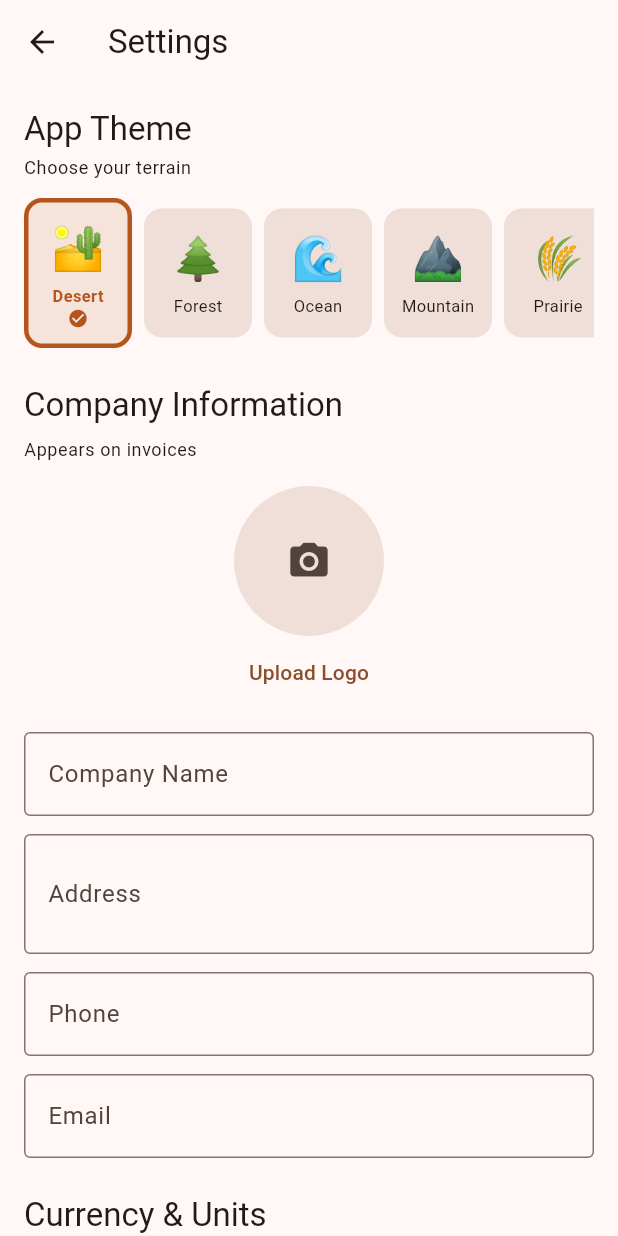
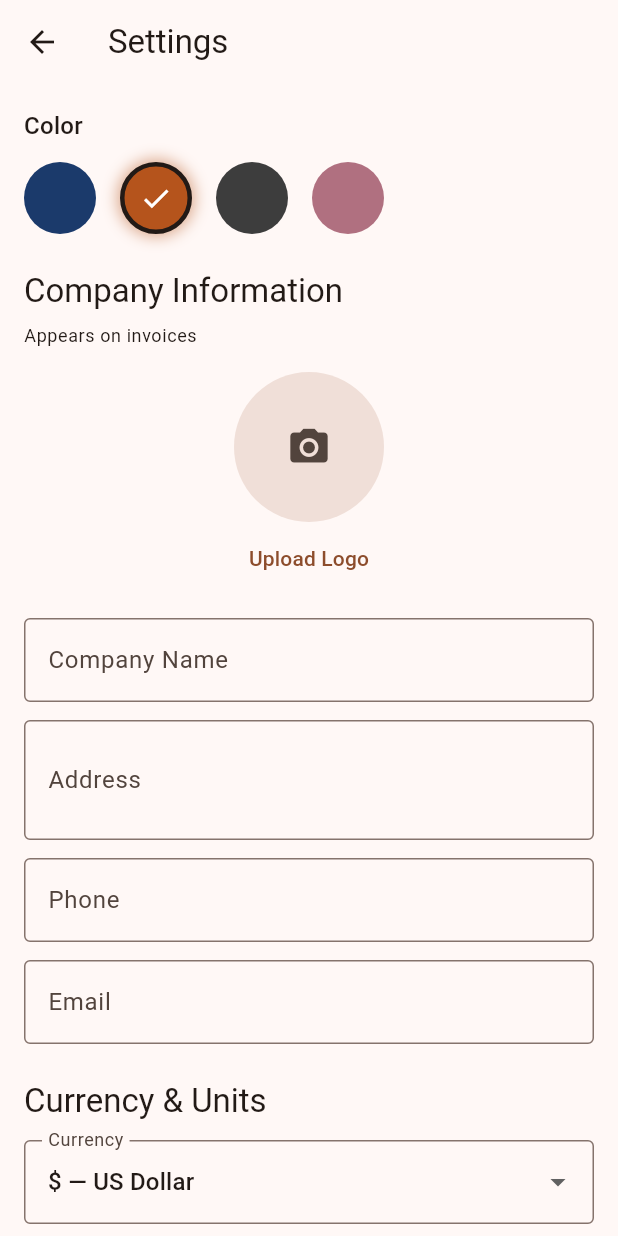
Before and after one commit to seitzelectric/farrierlog, a Flutter app: the SettingsScreen screen opened directly, on a phone screen of 412 x 824 dp. Run offline on Flutter 3.47's test engine with Material 3 defaults, Android fonts, the phone set to English and light mode, and no system bars; our stand-ins replace file_picker, image_picker, pdf, printing, share_plus, sqflite and 1 more; missing offline and left inert: add_2_calendar; accounts and stored records are empty.

Commit message:
Feature: terrain color schemes, miles driven card, earned/projected revenue dashboard

```diff
--- a/lib/screens/screens.dart
+++ b/lib/screens/screens.dart
@@ -397,11 +397,6 @@ class _ClientDetailScreenState extends State<ClientDetailScreen> {
                 ],
               ),
             ),
-      floatingActionButton: FloatingActionButton.extended(
-        onPressed: _addVisit,
-        icon: const Icon(Icons.add),
-        label: const Text('New Visit'),
-      ),
     );
   }
 }
--- a/lib/screens/settings_screen.dart
+++ b/lib/screens/settings_screen.dart
@@ -240,61 +240,44 @@ class _SettingsScreenState extends State<SettingsScreen> {
       body: ListView(
         padding: const EdgeInsets.all(16),
         children: [
-          Text('App Theme', style: Theme.of(context).textTheme.titleLarge),
-          const SizedBox(height: 4),
-          Text('Choose your terrain',
-              style: Theme.of(context).textTheme.bodySmall),
+          Text('Color', style: Theme.of(context).textTheme.titleMedium),
           const SizedBox(height: 12),
-          SingleChildScrollView(
-            scrollDirection: Axis.horizontal,
-            child: Row(
-              children: terrainThemes.map((terrain) {
-                final isSelected = _terrainThemeId == terrain.id;
+          Row(
+            mainAxisAlignment: MainAxisAlignment.start,
+            children: terrainThemes.map((theme) {
+              final isSelected = _terrainThemeId == theme.id;
               return GestureDetector(
-                  onTap: () => setState(() => _terrainThemeId = terrain.id),
+                onTap: () => setState(() => _terrainThemeId = theme.id),
                 child: Container(
-                    width: 72,
-                    margin: const EdgeInsets.only(right: 8),
+                  width: 48,
+                  height: 48,
+                  margin: const EdgeInsets.only(right: 16),
                   decoration: BoxDecoration(
-                      borderRadius: BorderRadius.circular(12),
+                    color: theme.seed,
+                    shape: BoxShape.circle,
                     border: Border.all(
                       color: isSelected
-                            ? terrain.seed
+                          ? Theme.of(context).colorScheme.onSurface
                           : Colors.transparent,
                       width: 3,
                     ),
-                      color: isSelected
-                          ? terrain.seed.withAlpha(31)
-                          : Theme.of(context)
-                              .colorScheme
-                              .surfaceContainerHighest,
+                    boxShadow: isSelected
+                        ? [
+                            BoxShadow(
+                              color: theme.seed.withAlpha(120),
+                              blurRadius: 8,
+                              spreadRadius: 2,
+                            )
+                          ]
+                        : null,
                   ),
-                    padding: const EdgeInsets.symmetric(vertical: 10),
-                    child: Column(
-                      mainAxisSize: MainAxisSize.min,
-                      children: [
-                        Text(terrain.emoji,
-                            style: const TextStyle(fontSize: 28)),
-                        const SizedBox(height: 4),
-                        Text(
-                          terrain.name,
-                          style: TextStyle(
-                            fontSize: 11,
-                            fontWeight: isSelected
-                                ? FontWeight.bold
-                                : FontWeight.normal,
-                            color: isSelected ? terrain.seed : null,
-                          ),
-                        ),
-                        if (isSelected)
-                          Icon(Icons.check_circle,
-                              color: terrain.seed, size: 14),
-                      ],
-                    ),
+                  child: isSelected
+                      ? const Icon(Icons.check,
+                          color: Colors.white, size: 22)
+                      : null,
                 ),
               );
             }).toList(),
-            ),
           ),
           const SizedBox(height: 24),
           Text('Company Information',
--- a/lib/services/database_service.dart
+++ b/lib/services/database_service.dart
@@ -870,7 +870,7 @@ class DatabaseService {
 
   static const String _terrainThemeKey = 'terrain_theme';
   static Future<String> getTerrainThemeId() async =>
-      await getSetting(_terrainThemeKey, defaultValue: 'desert');
+      await getSetting(_terrainThemeKey, defaultValue: 'terracotta_sage');
   static Future<void> setTerrainThemeId(String id) async =>
       await setSetting(_terrainThemeKey, id);
 
--- a/lib/utils/utils.dart
+++ b/lib/utils/utils.dart
@@ -5,54 +5,42 @@ import 'package:url_launcher/url_launcher.dart';
 class TerrainTheme {
   final String id;
   final String name;
-  final String emoji;
   final Color seed;
 
   const TerrainTheme({
     required this.id,
     required this.name,
-    required this.emoji,
     required this.seed,
   });
 }
 
 const List<TerrainTheme> terrainThemes = [
   TerrainTheme(
-    id: 'desert',
-    name: 'Desert',
-    emoji: '🏜️',
+    id: 'navy_cream',
+    name: 'Navy & Cream',
+    seed: Color(0xFF1B3A6B),
+  ),
+  TerrainTheme(
+    id: 'terracotta_sage',
+    name: 'Terracotta & Sage',
     seed: Color(0xFFB5541C),
   ),
   TerrainTheme(
-    id: 'forest',
-    name: 'Forest',
-    emoji: '🌲',
-    seed: Color(0xFF2D6A4F),
+    id: 'charcoal_yellow',
+    name: 'Charcoal & Yellow',
+    seed: Color(0xFF3D3D3D),
   ),
   TerrainTheme(
-    id: 'ocean',
-    name: 'Ocean',
-    emoji: '🌊',
-    seed: Color(0xFF1A6B8A),
-  ),
-  TerrainTheme(
-    id: 'mountain',
-    name: 'Mountain',
-    emoji: '⛰️',
-    seed: Color(0xFF4A5568),
-  ),
-  TerrainTheme(
-    id: 'prairie',
-    name: 'Prairie',
-    emoji: '🌾',
-    seed: Color(0xFFB78A2E),
+    id: 'dusty_rose_olive',
+    name: 'Dusty Rose & Olive',
+    seed: Color(0xFFB07080),
   ),
 ];
 
 class AppUtils {
   static String _currencySymbol = '\$';
   static String _distanceUnit = 'mi';
-  static String _terrainThemeId = 'desert';
+  static String _terrainThemeId = 'terracotta_sage';
   static VoidCallback? _onThemeChanged;
 
   static void initCurrencySymbol(String symbol) =>
```
Also changed, not shown: lib/screens/dashboard_screen.dart (+6 -138 lines), lib/screens/visit_detail_screen.dart (+9 -1 lines), lib/services/invoice_service.dart (+27 -36 lines), 1 other file. Lines whose indentation alone changed are shown as unchanged.
